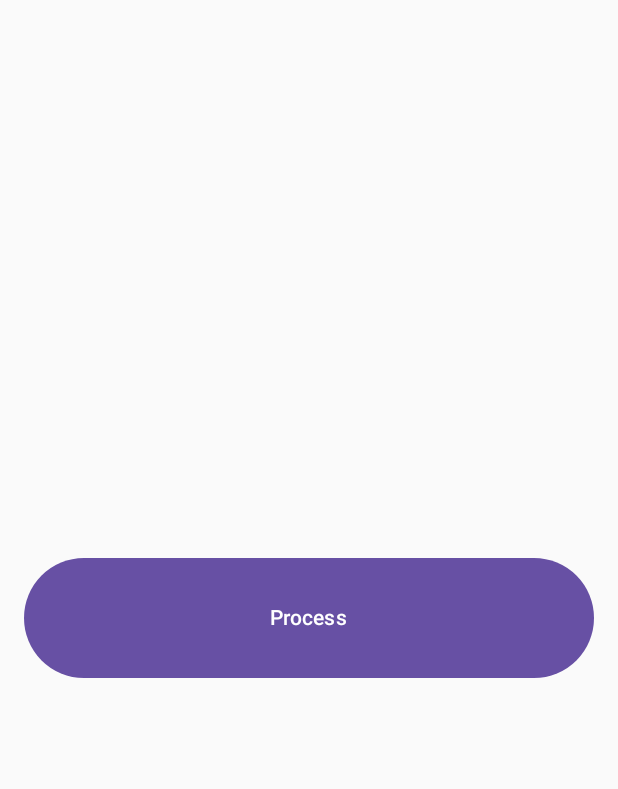
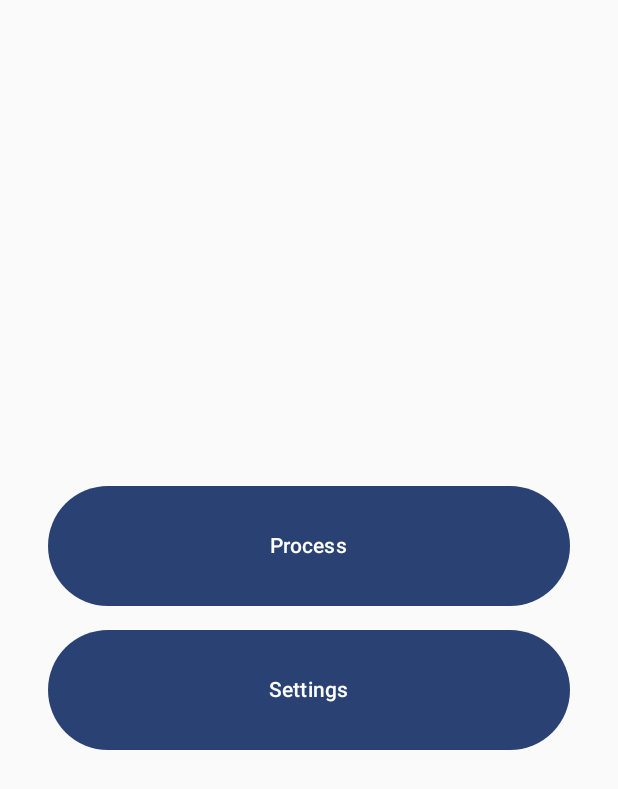
Before and after one commit to patkacz/payment-core-app, an Android app built with Jetpack Compose: the screen it shows after launch (MainActivity), on a phone screen of 412 x 824 dp. Shown: the top 789 px of the screen. Run offline under Robolectric (Android 15) with nearby library versions, the phone set to English and light mode, and no system bars.

Commit message:
settings, navigation, processing, events

```diff
--- a/apps/pay-app/build.gradle.kts
+++ b/apps/pay-app/build.gradle.kts
@@ -57,6 +57,8 @@ dependencies {
     implementation(libs.androidx.material3.android)
     implementation(libs.androidx.ui.tooling.preview.android)
     implementation(project(":common"))
+    implementation(libs.androidx.storage)
+    implementation(libs.androidx.navigation.runtime.ktx)
     testImplementation(libs.junit)
     androidTestImplementation(libs.androidx.junit)
     androidTestImplementation(libs.androidx.espresso.core)
@@ -67,5 +69,8 @@ dependencies {
     implementation("androidx.compose.material:material:1.0.5") // Material Design
     implementation("androidx.activity:activity-compose:1.4.0") // Activity Compose
     implementation("androidx.lifecycle:lifecycle-viewmodel-compose:2.4.1") // ViewModel for Compose
+    implementation("androidx.navigation:navigation-compose:2.7.6")
+    implementation("com.airbnb.android:lottie-compose:4.2.2")
+    implementation("io.coil-kt:coil-compose:2.4.0")
 
 }
--- /dev/null
+++ b/apps/pay-app/src/main/java/com/flatpay/pay_app/data/models/DependencyModel.kt
@@ -0,0 +1,5 @@
+package com.flatpay.pay_app.data.models
+
+import com.flatpay.common.workflows.Dependencies
+
+data class DependencyModel(val info: Dependencies)
--- a/apps/pay-app/src/main/java/com/flatpay/pay_app/ui/main/MainActivity.kt
+++ b/apps/pay-app/src/main/java/com/flatpay/pay_app/ui/main/MainActivity.kt
@@ -4,16 +4,26 @@ import androidx.activity.ComponentActivity
 import android.os.Bundle
 import androidx.activity.compose.setContent
 import androidx.activity.enableEdgeToEdge
+import androidx.lifecycle.Observer
 import androidx.lifecycle.ViewModelProvider
+import androidx.navigation.NavHostController
+import androidx.navigation.compose.rememberNavController
+import com.flatpay.common.workflows.Dependencies
 import com.flatpay.pay_app.viewmodels.AppViewModelFactory
 import com.flatpay.pay_app.data.datastore.DataStore
 import com.flatpay.pay_app.viewmodels.AppViewModel
 import com.flatpay.log.AppLog
+import com.flatpay.pay_app.data.models.DependencyModel
+import com.flatpay.pay_app.ui.navigation.Navigation
+import com.flatpay.pay_app.ui.theme.PaymentcoreappTheme
+
 
 class MainActivity : ComponentActivity() {
 
     private lateinit var appViewModel: AppViewModel
     private lateinit var dataStore: DataStore
+    private lateinit var dependencies: Dependencies
+    private lateinit var navController: NavHostController
 
     override fun onCreate(savedInstanceState: Bundle?) {
         AppLog.LOGI("START MainActivity!")
@@ -21,11 +31,35 @@ class MainActivity : ComponentActivity() {
 
         dataStore = DataStore()
         appViewModel = ViewModelProvider(this, AppViewModelFactory(dataStore)).get(AppViewModel::class.java)
+        AppLog.LOGI("MainActivity will create depenencies!")
+
+        dependencies = Dependencies()
+        dependencies.currentViewModel = appViewModel
+        val depenciesData = DependencyModel(info =dependencies )
+        appViewModel.setDependencies(depenciesData)
+
 
         enableEdgeToEdge()
         setContent {
-            MainScreen(appViewModel)
+            PaymentcoreappTheme {
+                navController = rememberNavController()
+                Navigation(navController = navController, viewModel = appViewModel)
+            }
         }
+        // Observe navigation commands
+        appViewModel.navigationEvent.observe(this, Observer { command ->
+            AppLog.LOGI("OBSERVERD EVENT!")
+            when (command) {
+                AppViewModel.NavigationCommand.NextScreen -> {
+                    navController.navigate(command) // Navigate to the next screen
+                    appViewModel.onNavigationHandled() // Reset navigation command
+                }
+                null -> {
+                    // No action needed as event is handled
+                }
+            }
+
+        })
     }
     override fun onDestroy() {
         super.onDestroy()
--- /dev/null
+++ b/apps/pay-app/src/main/java/com/flatpay/pay_app/ui/navigation/Navigation.kt
@@ -0,0 +1,32 @@
+package com.flatpay.pay_app.ui.navigation
+
+
+import androidx.compose.runtime.Composable
+import androidx.navigation.NavHostController
+import androidx.navigation.compose.NavHost
+import androidx.navigation.compose.composable
+import com.flatpay.pay_app.ui.screens.MainScreen
+import com.flatpay.pay_app.ui.screens.ProcessingScreen
+import com.flatpay.pay_app.ui.screens.SettingsScreen
+import com.flatpay.pay_app.viewmodels.AppViewModel
+
+@Composable
+fun Navigation(navController: NavHostController, viewModel: AppViewModel) {
+    NavHost(
+        navController = navController,
+        startDestination = Screen.getStartDestination()
+    ) {
+        composable(Screen.Main.route) {
+            MainScreen(viewModel, navController)
+        }
+        composable(Screen.Settings.route) {
+            SettingsScreen(viewModel, navController)
+        }
+        composable(Screen.Previous.route) {
+            MainScreen(viewModel, navController)
+        }
+        composable(Screen.Processing.route) {
+            ProcessingScreen(viewModel, navController)
+        }
+    }
+}
--- /dev/null
+++ b/apps/pay-app/src/main/java/com/flatpay/pay_app/ui/navigation/Screen.kt
@@ -0,0 +1,12 @@
+package com.flatpay.pay_app.ui.navigation
+
+sealed class Screen(val route: String) {
+    object Main : Screen("main")
+    object Settings : Screen("settings")
+    object Processing : Screen("processing")
+    object Previous : Screen("previousScreen")
+
+    companion object {
+        fun getStartDestination() = Main.route
+    }
+}
--- /dev/null
+++ b/apps/pay-app/src/main/java/com/flatpay/pay_app/ui/screens/MainScreen.kt
@@ -0,0 +1,58 @@
+package com.flatpay.pay_app.ui.screens
+
+import androidx.compose.material3.Button
+import androidx.compose.material3.Text
+import androidx.compose.runtime.Composable
+import androidx.compose.foundation.layout.Arrangement
+import androidx.compose.foundation.layout.Box
+import androidx.compose.foundation.layout.Column
+import androidx.compose.foundation.layout.Spacer
+import androidx.compose.foundation.layout.fillMaxSize
+import androidx.compose.foundation.layout.fillMaxWidth
+import androidx.compose.foundation.layout.height
+import androidx.compose.foundation.layout.padding
+import androidx.compose.ui.Alignment
+import androidx.compose.ui.Modifier
+import androidx.compose.ui.unit.dp
+import androidx.navigation.NavController
+import com.flatpay.pay_app.viewmodels.AppViewModel
+
+@Composable
+fun MainScreen(viewModel: AppViewModel, navController: NavController) {
+    // Observe the button click message from the ViewModel
+
+    Box(
+        modifier = Modifier.fillMaxSize(), // Make Box take the full size of the screen
+        contentAlignment = Alignment.Center // Center the content within the Box
+    ) {
+        Column(
+            horizontalAlignment = Alignment.CenterHorizontally,
+            verticalArrangement = Arrangement.Center,
+            modifier = Modifier.padding(16.dp)
+        ) {
+            Button(
+                onClick = { viewModel.onMainButtonClicked() },
+                modifier = Modifier
+                    .fillMaxWidth() // Make the button fill the width
+                    .padding(horizontal = 16.dp) // Horizontal padding
+                    .height(80.dp) // Set a fixed height for the button
+            )
+            {
+                Text("Process", modifier = Modifier.padding(16.dp))
+            }
+
+            Spacer(modifier = Modifier.height(16.dp))
+
+            Button(
+                onClick = { navController.navigate("settings")},
+                modifier = Modifier
+                    .fillMaxWidth() // Make the button fill the width
+                    .padding(horizontal = 16.dp) // Horizontal padding
+                    .height(80.dp) // Set a fixed height for the button
+            )
+            {
+                Text("Settings", modifier = Modifier.padding(16.dp))
+            }
+        }
+    }
+}
--- a/apps/pay-app/src/main/java/com/flatpay/pay_app/ui/main/MainScreen.kt
+++ b/apps/pay-app/src/main/java/com/flatpay/pay_app/ui/screens/SettingsScreen.kt
@@ -1,34 +1,34 @@
-package com.flatpay.pay_app.ui.main
+package com.flatpay.pay_app.ui.screens
 
+import androidx.compose.material3.Button
+import androidx.compose.material3.Text
+import androidx.compose.runtime.Composable
 import androidx.compose.foundation.layout.Box
 import androidx.compose.foundation.layout.fillMaxSize
 import androidx.compose.foundation.layout.fillMaxWidth
 import androidx.compose.foundation.layout.height
 import androidx.compose.foundation.layout.padding
-import androidx.compose.material3.Button
-import androidx.compose.material3.Text
-import androidx.compose.runtime.Composable
 import androidx.compose.ui.Alignment
 import androidx.compose.ui.Modifier
 import androidx.compose.ui.unit.dp
+import androidx.navigation.NavController
 import com.flatpay.pay_app.viewmodels.AppViewModel
 
 @Composable
-fun MainScreen(viewModel: AppViewModel) {
+fun SettingsScreen(viewModel: AppViewModel, navController: NavController) {
     // Observe the button click message from the ViewModel
-
     Box (
         modifier = Modifier.fillMaxSize(), // Make Box take the full size of the screen
         contentAlignment = Alignment.Center // Center the content within the Box
     ) {
             Button(
-                onClick = { viewModel.onMainButtonClicked() },
+                onClick = { navController.navigate("main") },
                 modifier = Modifier
                     .fillMaxWidth() // Make the button fill the width
                     .padding(horizontal = 16.dp) // Horizontal padding
                     .height(80.dp) // Set a fixed height for the button
             ) {
-            Text("Process", modifier = Modifier.padding(16.dp))
+            Text("Back!", modifier = Modifier.padding(16.dp))
         }
     }
 }
--- a/apps/pay-app/src/main/java/com/flatpay/pay_app/viewmodels/AppViewModel.kt
+++ b/apps/pay-app/src/main/java/com/flatpay/pay_app/viewmodels/AppViewModel.kt
@@ -7,18 +7,31 @@ import com.flatpay.common.view.models.BaseViewModel
 import com.flatpay.pay_app.data.datastore.DataStore
 import com.flatpay.pay_app.state.AppState
 import com.flatpay.log.AppLog
+import com.flatpay.pay_app.data.models.DependencyModel
 import com.flatpay.pay_app.repositories.MyWorkflowRepository
 import java.beans.PropertyChangeEvent
 
-class AppViewModel(private val dataStore: DataStore) : BaseViewModel(), MyWorkflowRepository {
+class AppViewModel(private val dataStore: DataStore) : BaseViewModel() {
     private val _appState = MutableLiveData<AppState>()
+    private val _dependencies = MutableLiveData<DependencyModel>()
+    private val _repository = MyWorkflowRepository()
+    private val _navigationEvent = MutableLiveData<NavigationCommand?>()
+    val navigationEvent: LiveData<NavigationCommand?> = _navigationEvent
+    //lateinit var dependencies: Dependencies // move that to Application Class, where main activity will be started
+
     val appState: LiveData<AppState> get() = _appState
+    val dependencies: LiveData<DependencyModel> get() = _dependencies
 
     init {
         AppLog.LOGI("START VIEW MODEL!")
         //Live data binding
         _appState.value = AppState.Loading
+        //repository.dependencies = dependencies
         fetchData()
+    }
+
+    fun setDependencies(dependencies: DependencyModel) {
+        _dependencies.value = dependencies
     }
 
     // Method to fetch data and update appState accordingly
@@ -28,6 +41,7 @@ class AppViewModel(private val dataStore: DataStore) : BaseViewModel(), MyWorkfl
             val data = dataStore.getData() // Assume this fetches data
             // On success
             _appState.value = AppState.Success(data)
+
             // Update AppModel if needed
             // For example:
             //val appModel = AppModel(isLoading = false, successData = data)
@@ -36,9 +50,31 @@ class AppViewModel(private val dataStore: DataStore) : BaseViewModel(), MyWorkfl
         }
     }
 
+    override fun navigateToNextScreen() {
+        _navigationEvent.postValue(NavigationCommand.NextScreen)
+    }
+
+    override fun hideProcessingScreen() {
+        TODO("Not yet implemented")
+    }
+
+    fun onNavigationHandled() {
+        _navigationEvent.postValue(null)
+    }
+
     fun onMainButtonClicked() {
         AppLog.LOGI("button clicked")
-        runWorkflow()
+        dependencies.value?.let { _repository.runWorkflow(it.info) }
+    }
+
+    fun onSettingsButtonClicked() {
+        AppLog.LOGI("enter settings")
+        _repository.runWorkflowSettings()
+    }
+
+    // Define an sealed class or simple enum for navigation commands
+    sealed class NavigationCommand {
+        object NextScreen : NavigationCommand()
     }
 
     override fun propertyChange(p0: PropertyChangeEvent?) {
--- a/common/src/main/java/com/flatpay/common/view/models/BaseViewModel.kt
+++ b/common/src/main/java/com/flatpay/common/view/models/BaseViewModel.kt
@@ -6,5 +6,7 @@ import java.beans.PropertyChangeListener
 
 abstract class BaseViewModel : ViewModel(), PropertyChangeListener
 {
+    abstract fun navigateToNextScreen()
+    abstract fun hideProcessingScreen()
 
 }
--- a/common/src/main/java/com/flatpay/common/workflows/Dependencies.kt
+++ b/common/src/main/java/com/flatpay/common/workflows/Dependencies.kt
@@ -4,7 +4,6 @@ import com.flatpay.common.protocol.IHostProtocolHandler
 import com.flatpay.common.emvEngines.IPaymentEngineHandler
 import com.flatpay.common.view.models.BaseViewModel
 import com.flatpay.log.AppLog
-import java.util.concurrent.ConcurrentHashMap
 import java.util.concurrent.atomic.AtomicReference
 
 enum class DependencyKey {
@@ -20,10 +19,12 @@ class Dependencies {
     // database handler
     private val database = AtomicReference<IDatabase?>()
 
+
     // Need o have here multiple view models?
     // Consider here ModelFactory
     // View Model to operate on GUI
-    private var currentViewModel by AtomicPropertyDelegate<BaseViewModel>(dependencies, DependencyKey.CURRENT_VIEW_MODEL)
+    var currentViewModel by AtomicPropertyDelegate<BaseViewModel>(dependencies, DependencyKey.CURRENT_VIEW_MODEL)
+    //lateinit var currentViewModel: BaseViewModel
 
     // Host protocol handler, this allow to build different messages
     // it depend on host type
@@ -34,6 +35,12 @@ class Dependencies {
     fun retrieveHostProtocolHandler() = hostProtocolHandler
     fun retrievePaymentEngineHandler() = paymentEngineHandler
     fun retrieveCurrentViewModel() = currentViewModel
+
+    //override fun onCreate(savedInstanceState: Bundle?) {
+        //super.onCreate(savedInstanceState)
+        //currentViewModel = ViewModelProvider(requireActivity(), AppViewModelFactory(DataStore())).get(AppViewModel::class.java)
+        // appViewModel = ViewModelProvider(this, AppViewModelFactory(dataStore)).get(AppViewModel::class.java)
+    //}
 
     fun initDependencies() {
         AppLog.LOGI("Dependencies init")
--- a/gradle/libs.versions.toml
+++ b/gradle/libs.versions.toml
@@ -16,6 +16,8 @@ material3Android = "1.3.1"
 uiToolingPreviewAndroid = "1.7.5"
 kotlinxCoroutinesTest = "1.9.0"
 mockk = "1.13.13"
+storage = "1.5.0"
+navigationRuntimeKtx = "2.8.4"
 
 [libraries]
 androidx-core-ktx = { group = "androidx.core", name = "core-ktx", version.ref = "coreKtx" }
@@ -40,6 +42,8 @@ androidx-material3-android = { group = "androidx.compose.material3", name = "mat
 androidx-ui-tooling-preview-android = { group = "androidx.compose.ui", name = "ui-tooling-preview-android", version.ref = "uiToolingPreviewAndroid" }
 kotlinx-coroutines-test = { group = "org.jetbrains.kotlinx", name = "kotlinx-coroutines-test", version.ref = "kotlinxCoroutinesTest" }
 mockk = { group = "io.mockk", name = "mockk", version.ref = "mockk" }
+androidx-storage = { group = "androidx.test.services", name = "storage", version.ref = "storage" }
+androidx-navigation-runtime-ktx = { group = "androidx.navigation", name = "navigation-runtime-ktx", version.ref = "navigationRuntimeKtx" }
 
 [plugins]
 android-application = { id = "com.android.application", version.ref = "agp" }
```
Also changed, not shown: apps/pay-app/src/main/java/com/flatpay/pay_app/repositories/MyWorkflowRepository.kt (+12 -4 lines), apps/pay-app/src/main/java/com/flatpay/pay_app/ui/screens/ProcessingScreen.kt (added, +26 -0 lines), common/src/main/java/com/flatpay/common/workflows/ProcessingTask.kt (added, +18 -0 lines), apps/pay-app/src/main/res/drawable/processing.gif (added).
